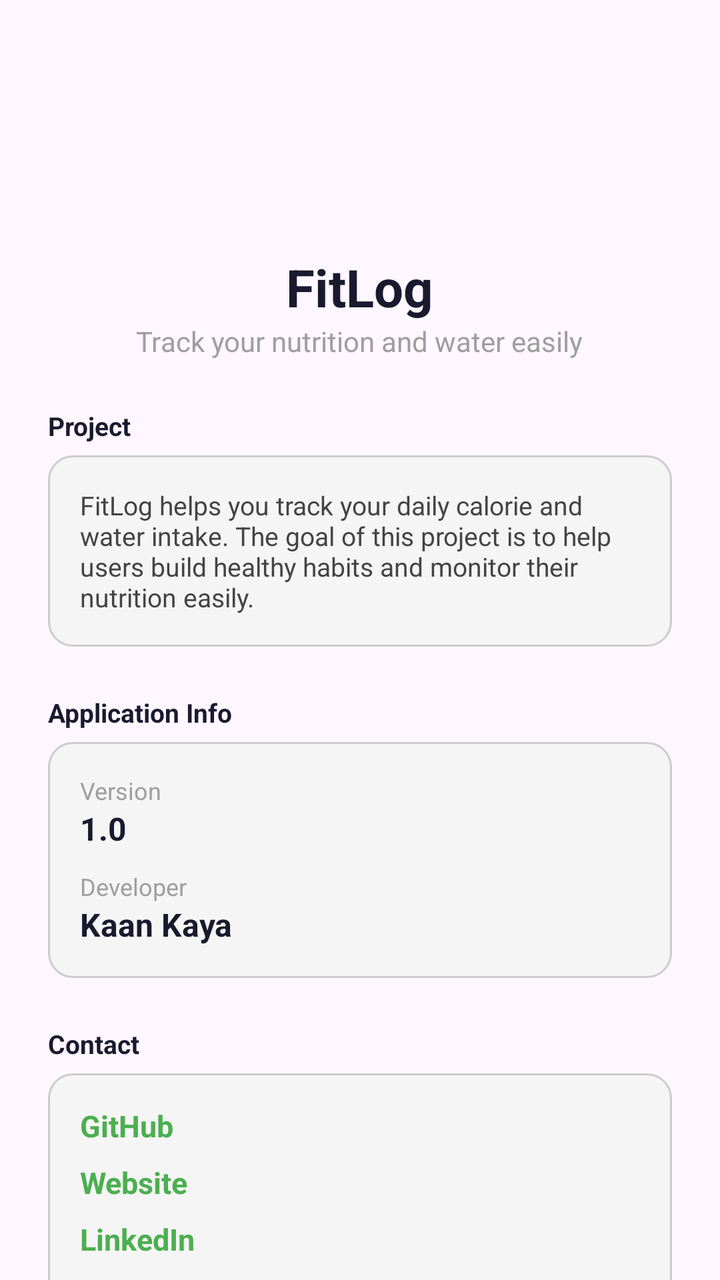
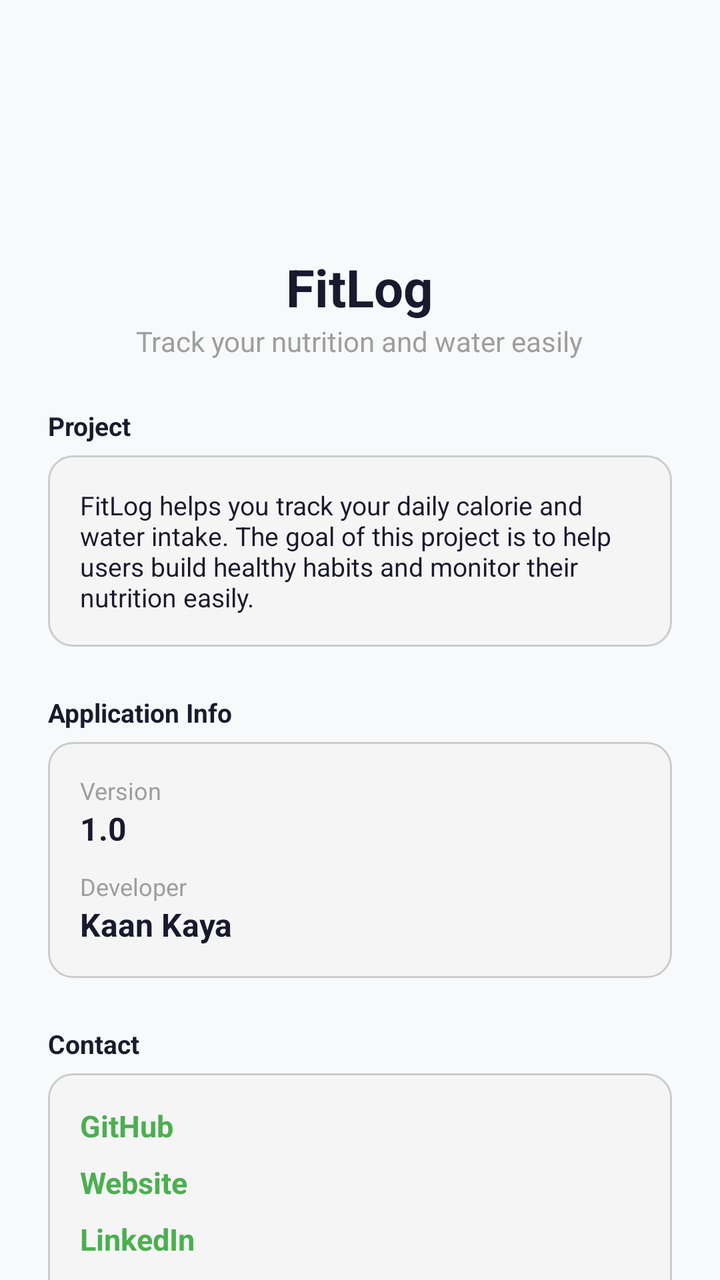

An Android layout rendered at two revisions. The XML below is the earlier revision; the diff shows what the commit changed to produce the second picture.
<!-- AndroidManifest.xml: application theme Theme.FitLog -->
<!-- res/layout/fragment_about_project.xml -->
<?xml version="1.0" encoding="utf-8"?>
<androidx.constraintlayout.widget.ConstraintLayout xmlns:android="http://schemas.android.com/apk/res/android"
    xmlns:app="http://schemas.android.com/apk/res-auto"
    xmlns:tools="http://schemas.android.com/tools"
    android:id="@+id/main"
    android:layout_width="match_parent"
    android:layout_height="match_parent"
    tools:context=".AboutProject">

    <androidx.core.widget.NestedScrollView
        android:layout_width="match_parent"
        android:layout_height="0dp"
        android:fillViewport="true"
        app:layout_constraintTop_toTopOf="parent"
        app:layout_constraintBottom_toBottomOf="parent">

        <LinearLayout
            android:layout_width="match_parent"
            android:layout_height="wrap_content"
            android:orientation="vertical"
            android:padding="24dp">

            
            <ImageView
                android:layout_width="90dp"
                android:layout_height="90dp"
                android:layout_gravity="center"
                android:src="@mipmap/ic_launcher"
                android:layout_marginBottom="12dp"/>

            
            <TextView
                android:layout_width="wrap_content"
                android:layout_height="wrap_content"
                android:text="@string/app_name"
                android:textSize="26sp"
                android:textStyle="bold"
                android:textColor="#1A1A2E"
                android:layout_gravity="center"/>

            <TextView
                android:layout_width="wrap_content"
                android:layout_height="wrap_content"
                android:text="@string/about_tagline"
                android:textSize="14sp"
                android:textColor="#9E9E9E"
                android:layout_gravity="center"
                android:layout_marginBottom="24dp"/>

            
            <TextView
                android:layout_width="wrap_content"
                android:layout_height="wrap_content"
                android:text="@string/about_header_project"
                android:textSize="13sp"
                android:textStyle="bold"
                android:textColor="#1A1A2E"
                android:layout_marginBottom="6dp"/>

            <LinearLayout
                android:layout_width="match_parent"
                android:layout_height="wrap_content"
                android:orientation="vertical"
                android:background="@drawable/edittext_bg"
                android:padding="16dp"
                android:layout_marginBottom="24dp">

                <TextView
                    android:layout_width="wrap_content"
                    android:layout_height="wrap_content"
                    android:text="@string/about_project_description"
                    android:textSize="13sp"
                    android:textColor="#444444"/>

            </LinearLayout>

            
            <TextView
                android:layout_width="wrap_content"
                android:layout_height="wrap_content"
                android:text="@string/about_header_app_info"
                android:textSize="13sp"
                android:textStyle="bold"
                android:textColor="#1A1A2E"
                android:layout_marginBottom="6dp"/>

            <LinearLayout
                android:layout_width="match_parent"
                android:layout_height="wrap_content"
                android:orientation="vertical"
                android:background="@drawable/edittext_bg"
                android:padding="16dp"
                android:layout_marginBottom="24dp">

                <TextView
                    android:layout_width="wrap_content"
                    android:layout_height="wrap_content"
                    android:text="@string/about_label_version"
                    android:textSize="12sp"
                    android:textColor="#9E9E9E"/>

                <TextView
                    android:layout_width="wrap_content"
                    android:layout_height="wrap_content"
                    android:text="1.0"
                    android:textSize="16sp"
                    android:textStyle="bold"
                    android:textColor="#1A1A2E"
                    android:layout_marginBottom="10dp"/>

                <TextView
                    android:layout_width="wrap_content"
                    android:layout_height="wrap_content"
                    android:text="@string/about_label_developer"
                    android:textSize="12sp"
                    android:textColor="#9E9E9E"/>

                <TextView
                    android:layout_width="wrap_content"
                    android:layout_height="wrap_content"
                    android:text="Kaan Kaya"
                    android:textSize="16sp"
                    android:textStyle="bold"
                    android:textColor="#1A1A2E"/>

            </LinearLayout>

            
            <TextView
                android:layout_width="wrap_content"
                android:layout_height="wrap_content"
                android:text="@string/about_header_contact"
                android:textSize="13sp"
                android:textStyle="bold"
                android:textColor="#1A1A2E"
                android:layout_marginBottom="6dp"/>

            <LinearLayout
                android:layout_width="match_parent"
                android:layout_height="wrap_content"
                android:orientation="vertical"
                android:background="@drawable/edittext_bg"
                android:padding="16dp">

                <TextView
                    android:id="@+id/githubLink"
                    android:layout_width="wrap_content"
                    android:layout_height="wrap_content"
                    android:text="GitHub"
                    android:clickable="true"
                    android:textSize="15sp"
                    android:textStyle="bold"
                    android:textColor="#4CAF50"/>

                <TextView
                    android:id="@+id/websiteLink"
                    android:layout_width="wrap_content"
                    android:layout_height="wrap_content"
                    android:text="Website"
                    android:clickable="true"
                    android:textSize="15sp"
                    android:textStyle="bold"
                    android:textColor="#4CAF50"
                    android:layout_marginTop="8dp"/>

                <TextView
                    android:id="@+id/linkedinLink"
                    android:layout_width="wrap_content"
                    android:layout_height="wrap_content"
                    android:text="LinkedIn"
                    android:clickable="true"
                    android:textSize="15sp"
                    android:textStyle="bold"
                    android:textColor="#4CAF50"
                    android:layout_marginTop="8dp"/>

                <TextView
                    android:id="@+id/instagramLink"
                    android:layout_width="wrap_content"
                    android:layout_height="wrap_content"
                    android:text="Instagram"
                    android:clickable="true"
                    android:textSize="15sp"
                    android:textStyle="bold"
                    android:textColor="#4CAF50"
                    android:layout_marginTop="8dp"/>

            </LinearLayout>

        </LinearLayout>

    </androidx.core.widget.NestedScrollView>

</androidx.constraintlayout.widget.ConstraintLayout>
<!-- resources referenced by this layout -->
<resources>
  <!-- drawable edittext_bg (drawable) -->
  <?xml version="1.0" encoding="utf-8"?>
  <selector xmlns:android="http://schemas.android.com/apk/res/android">
  
      
      <item android:state_focused="true">
          <shape>
              <solid android:color="#FFFFFF"/>
              <corners android:radius="12dp"/>
              <stroke
                  android:width="2dp"
                  android:color="#4CAF50"/>
              <padding
                  android:left="12dp"
                  android:right="12dp"
                  android:top="12dp"
                  android:bottom="12dp"/>
          </shape>
      </item>
  
      
      <item>
          <shape>
              <solid android:color="#F5F5F5"/>
              <corners android:radius="12dp"/>
              <stroke
                  android:width="1dp"
                  android:color="#CCCCCC"/>
              <padding
                  android:left="12dp"
                  android:right="12dp"
                  android:top="12dp"
                  android:bottom="12dp"/>
          </shape>
      </item>
  
  </selector>
  <!-- mipmap ic_launcher (mipmap-anydpi-v26) -->
  <?xml version="1.0" encoding="utf-8"?>
  <adaptive-icon xmlns:android="http://schemas.android.com/apk/res/android">
      <background android:drawable="@drawable/ic_launcher_background"/>
      <foreground android:drawable="@mipmap/ic_launcher_foreground"/>
  </adaptive-icon>
  <string name="about_header_app_info">Application Info</string>
  <string name="about_header_contact">Contact</string>
  <string name="about_header_project">Project</string>
  <string name="about_label_developer">Developer</string>
  <string name="about_label_version">Version</string>
  <string name="about_project_description">FitLog helps you track your daily calorie and water intake. The goal of this project is to help users build healthy habits and monitor their nutrition easily.</string>
  <string name="about_tagline">Track your nutrition and water easily</string>
  <string name="app_name">FitLog</string>
  <style name="Theme.FitLog" parent="Base.Theme.FitLog" />
  <!-- drawable ic_launcher_background: vector/xml drawable (drawable, 4866 chars, omitted) -->
  <style name="Base.Theme.FitLog" parent="Theme.Material3.Light.NoActionBar">
          
          
      </style>
</resources>

<!-- the commit's change to res/layout/fragment_about_project.xml (unified diff, before → after) -->
@@ -35,7 +35,7 @@
                 android:text="@string/app_name"
                 android:textSize="26sp"
                 android:textStyle="bold"
-                android:textColor="#1A1A2E"
+                android:textColor="@color/text_primary"
                 android:layout_gravity="center"/>
 
             <TextView
@@ -43,7 +43,7 @@
                 android:layout_height="wrap_content"
                 android:text="@string/about_tagline"
                 android:textSize="14sp"
-                android:textColor="#9E9E9E"
+                android:textColor="@color/text_secondary"
                 android:layout_gravity="center"
                 android:layout_marginBottom="24dp"/>
 
@@ -54,7 +54,7 @@
                 android:text="@string/about_header_project"
                 android:textSize="13sp"
                 android:textStyle="bold"
-                android:textColor="#1A1A2E"
+                android:textColor="@color/text_primary"
                 android:layout_marginBottom="6dp"/>
 
             <LinearLayout
@@ -70,7 +70,7 @@
                     android:layout_height="wrap_content"
                     android:text="@string/about_project_description"
                     android:textSize="13sp"
-                    android:textColor="#444444"/>
+                    android:textColor="@color/text_primary"/>
 
             </LinearLayout>
 
@@ -81,7 +81,7 @@
                 android:text="@string/about_header_app_info"
                 android:textSize="13sp"
                 android:textStyle="bold"
-                android:textColor="#1A1A2E"
+                android:textColor="@color/text_primary"
                 android:layout_marginBottom="6dp"/>
 
             <LinearLayout
@@ -97,7 +97,7 @@
                     android:layout_height="wrap_content"
                     android:text="@string/about_label_version"
                     android:textSize="12sp"
-                    android:textColor="#9E9E9E"/>
+                    android:textColor="@color/text_secondary"/>
 
                 <TextView
                     android:layout_width="wrap_content"
@@ -105,7 +105,7 @@
                     android:text="1.0"
                     android:textSize="16sp"
                     android:textStyle="bold"
-                    android:textColor="#1A1A2E"
+                    android:textColor="@color/text_primary"
                     android:layout_marginBottom="10dp"/>
 
                 <TextView
@@ -113,7 +113,7 @@
                     android:layout_height="wrap_content"
                     android:text="@string/about_label_developer"
                     android:textSize="12sp"
-                    android:textColor="#9E9E9E"/>
+                    android:textColor="@color/text_secondary"/>
 
                 <TextView
                     android:layout_width="wrap_content"
@@ -121,7 +121,7 @@
                     android:text="Kaan Kaya"
                     android:textSize="16sp"
                     android:textStyle="bold"
-                    android:textColor="#1A1A2E"/>
+                    android:textColor="@color/text_primary"/>
 
             </LinearLayout>
 
@@ -132,7 +132,7 @@
                 android:text="@string/about_header_contact"
                 android:textSize="13sp"
                 android:textStyle="bold"
-                android:textColor="#1A1A2E"
+                android:textColor="@color/text_primary"
                 android:layout_marginBottom="6dp"/>
 
             <LinearLayout
@@ -150,7 +150,7 @@
                     android:clickable="true"
                     android:textSize="15sp"
                     android:textStyle="bold"
-                    android:textColor="#4CAF50"/>
+                    android:textColor="@color/brand_green"/>
 
                 <TextView
                     android:id="@+id/websiteLink"
@@ -160,7 +160,7 @@
                     android:clickable="true"
                     android:textSize="15sp"
                     android:textStyle="bold"
-                    android:textColor="#4CAF50"
+                    android:textColor="@color/brand_green"
                     android:layout_marginTop="8dp"/>
 
                 <TextView
@@ -171,7 +171,7 @@
                     android:clickable="true"
                     android:textSize="15sp"
                     android:textStyle="bold"
-                    android:textColor="#4CAF50"
+                    android:textColor="@color/brand_green"
                     android:layout_marginTop="8dp"/>
 
                 <TextView
@@ -182,7 +182,7 @@
                     android:clickable="true"
                     android:textSize="15sp"
                     android:textStyle="bold"
-                    android:textColor="#4CAF50"
+                    android:textColor="@color/brand_green"
                     android:layout_marginTop="8dp"/>
 
             </LinearLayout>
<!-- resource entries referenced after the edit -->
@@ -1,5 +1,8 @@
 <!-- resources referenced by this layout -->
 <resources>
+  <color name="brand_green">#4CAF50</color>
+  <color name="text_primary">#1A1A2E</color>
+  <color name="text_secondary">#9E9E9E</color>
   <!-- drawable edittext_bg (drawable) -->
   <?xml version="1.0" encoding="utf-8"?>
   <selector xmlns:android="http://schemas.android.com/apk/res/android">
@@ -7,11 +10,11 @@
       
       <item android:state_focused="true">
           <shape>
-              <solid android:color="#FFFFFF"/>
+              <solid android:color="@color/surface"/>
               <corners android:radius="12dp"/>
               <stroke
                   android:width="2dp"
-                  android:color="#4CAF50"/>
+                  android:color="@color/brand_green"/>
               <padding
                   android:left="12dp"
                   android:right="12dp"
@@ -23,11 +26,11 @@
       
       <item>
           <shape>
-              <solid android:color="#F5F5F5"/>
+              <solid android:color="@color/surface_input"/>
               <corners android:radius="12dp"/>
               <stroke
                   android:width="1dp"
-                  android:color="#CCCCCC"/>
+                  android:color="@color/outline"/>
               <padding
                   android:left="12dp"
                   android:right="12dp"
@@ -52,10 +55,25 @@
   <string name="about_tagline">Track your nutrition and water easily</string>
   <string name="app_name">FitLog</string>
   <style name="Theme.FitLog" parent="Base.Theme.FitLog" />
+  <color name="surface">#FFFFFF</color>
+  <color name="surface_input">#F5F5F5</color>
+  <color name="outline">#CCCCCC</color>
   <!-- drawable ic_launcher_background: vector/xml drawable (drawable, 4866 chars, omitted) -->
-  <style name="Base.Theme.FitLog" parent="Theme.Material3.Light.NoActionBar">
-          
-          
+  <style name="Base.Theme.FitLog" parent="Theme.Material3.DayNight.NoActionBar">
+          <item name="colorPrimary">@color/brand_green</item>
+          <item name="colorOnPrimary">@color/white</item>
+          <item name="colorSecondary">@color/brand_navy</item>
+          <item name="colorSurface">@color/surface</item>
+          <item name="colorOnSurface">@color/text_primary</item>
+          <item name="android:colorBackground">@color/bg_screen</item>
+          <item name="android:windowBackground">@color/bg_screen</item>
+          <item name="android:textColorPrimary">@color/text_primary</item>
+          <item name="android:textColorSecondary">@color/text_secondary</item>
+          <item name="android:textColorHint">@color/text_secondary</item>
+          <item name="colorControlActivated">@color/brand_green</item>
       </style>
+  <color name="white">#FFFFFFFF</color>
+  <color name="brand_navy">#1A1A2E</color>
+  <color name="bg_screen">#F8F9FA</color>
 </resources>
 
